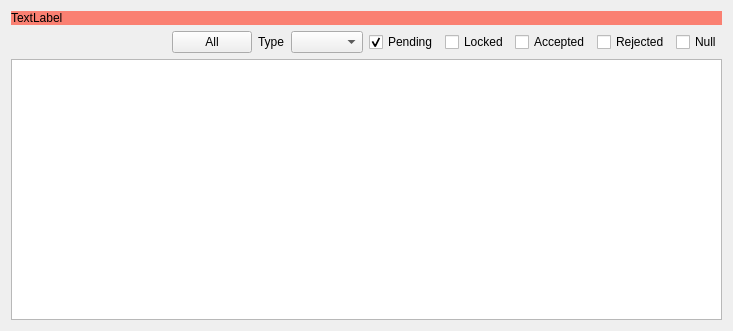
Old version of the form quickevent/app/quickevent/plugins/Event/src/services/qx/qxlateentrieswidget.ui in the repository Quick-Box/quickevent.
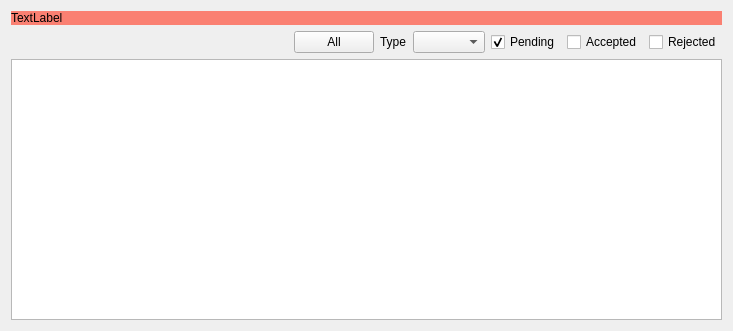
New version of the form. Custom widgets are drawn as their Qt base class.

```diff
--- a/quickevent/app/quickevent/plugins/Event/src/services/qx/qxlateentrieswidget.ui
+++ b/quickevent/app/quickevent/plugins/Event/src/services/qx/qxlateentrieswidget.ui
@@ -87,13 +87,6 @@
         <property name="bottomMargin">
          <number>0</number>
         </property>
-        <item>
-         <widget class="QCheckBox" name="chkLocked">
-          <property name="text">
-           <string>Locked</string>
-          </property>
-         </widget>
-        </item>
         <item>
          <widget class="QCheckBox" name="chkAccepted">
           <property name="text">
@@ -108,13 +101,6 @@
           </property>
          </widget>
         </item>
-        <item>
-         <widget class="QCheckBox" name="chkNull">
-          <property name="text">
-           <string>Null</string>
-          </property>
-         </widget>
-        </item>
        </layout>
       </widget>
      </item>
```
